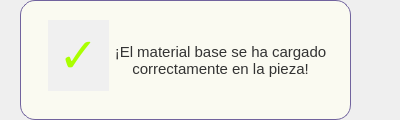
joxellust72/Proyecto-Integrador-Odoo, file Notificacion.ui: the form before one commit.
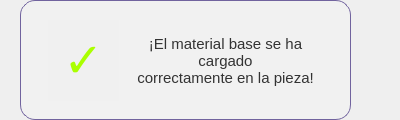
The form after the commit.

```diff
--- a/Notificacion.ui
+++ b/Notificacion.ui
@@ -46,12 +46,16 @@
      <height>120</height>
     </rect>
    </property>
+   <property name="styleSheet">
+    <string notr="true">
+background-color: rgb(241, 241, 241);</string>
+   </property>
    <widget class="QLabel" name="lblMessage">
     <property name="geometry">
      <rect>
-      <x>60</x>
+      <x>110</x>
       <y>20</y>
-      <width>281</width>
+      <width>191</width>
       <height>81</height>
      </rect>
     </property>
@@ -60,6 +64,9 @@
       <pointsize>11</pointsize>
      </font>
     </property>
+    <property name="styleSheet">
+     <string notr="true">background-color: rgb(241, 241, 241);</string>
+    </property>
     <property name="text">
      <string>¡El material base se ha cargado
 correctamente en la pieza!</string>
@@ -76,8 +83,8 @@
      <rect>
       <x>28</x>
       <y>20</y>
-      <width>61</width>
-      <height>71</height>
+      <width>71</width>
+      <height>81</height>
      </rect>
     </property>
     <property name="font">
```
